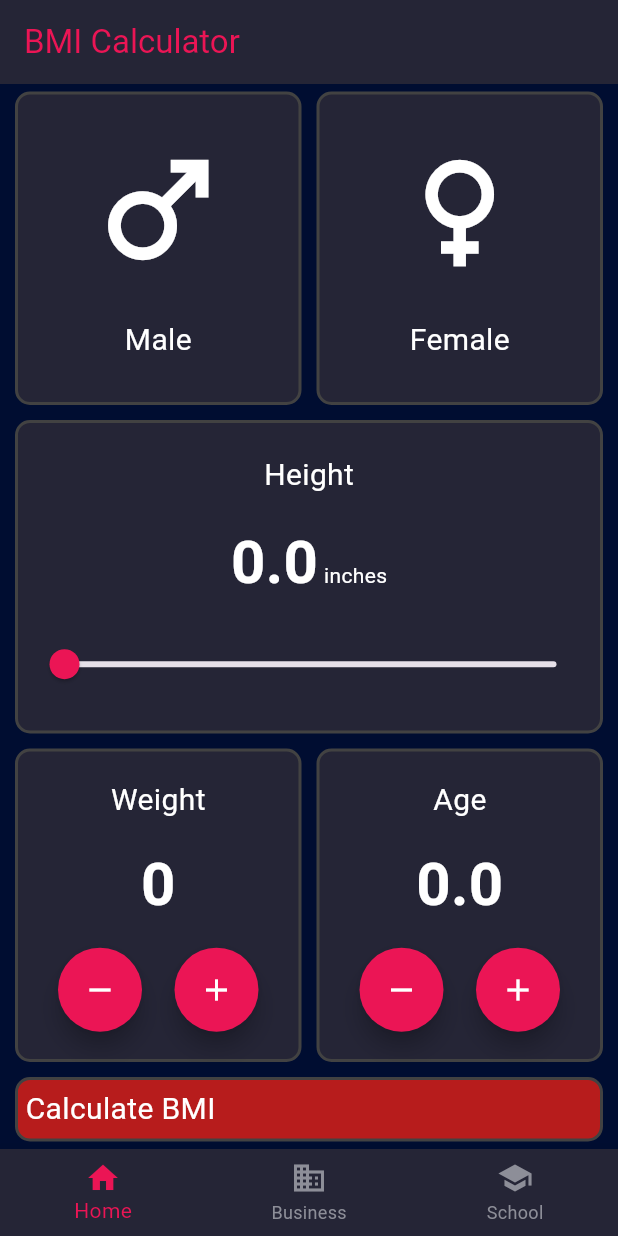
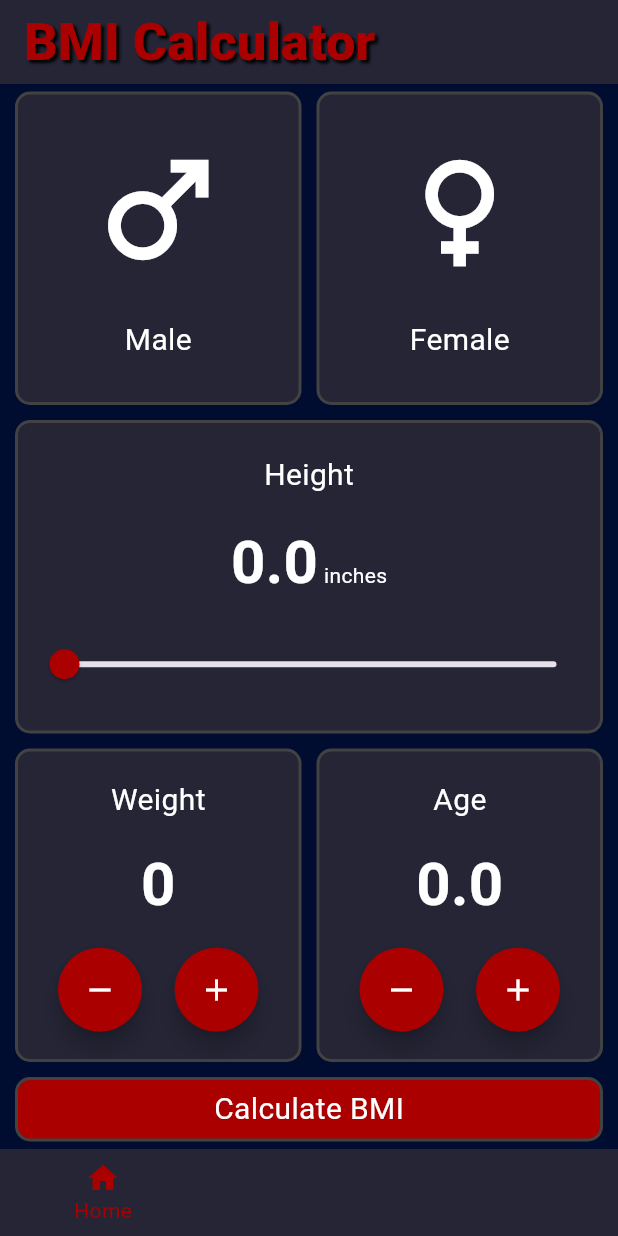
Before and after one commit to Anything-Internet/bmicalculator, a Flutter app: the screen it shows after launch, on a phone screen of 412 x 824 dp. Run offline on Flutter 3.47's test engine with Material 3 defaults, Android fonts, the phone set to English and light mode, and no system bars.

```diff
--- a/lib/theme.dart
+++ b/lib/theme.dart
@@ -1,6 +1,6 @@
 import 'package:flutter/material.dart';
 
-const Color myRed = Color(0xFFEB1555);
+const Color myRed = Color(0xFFAA0000);
 const Color myDarkBlue = Color(0xFF000D31);
 const Color myLightBlue = Color(0xFF252536);
 const Color myGrey = Color(0xFF8D8E98);
--- a/lib/views/input_page.dart
+++ b/lib/views/input_page.dart
@@ -237,18 +237,22 @@ class _InputPageState extends State<InputPage> {
         ),
       ),
       ReusableCard(
-        color: Colors.red.shade900,
+        color: myRed,
         position: "wide",
-        child: const Text(
+        child: const Center(
+          child: Text(
             "Calculate BMI",
             style: TextStyle(fontSize: 20, color: Colors.white),
           ),
+        ),
         callback: () {
+          if (bmiData.bmi > 0 && bmiData.bmi < double.infinity) {
             Navigator.pushNamed(
               context,
               '/results_page',
               arguments: bmiData,
             );
+          }
         },
       ),
     ]);
--- a/lib/widgets/app_bar.dart
+++ b/lib/widgets/app_bar.dart
@@ -2,6 +2,17 @@ import 'package:flutter/material.dart';
 
 appBar(title) {
   return AppBar(
-    title: Text(title, style: const TextStyle()),
+    title: Text(title, style: const TextStyle(
+      fontSize: 35,
+      fontWeight: FontWeight.w900,
+      shadows: [
+        Shadow(
+          offset: Offset(2, 2),
+          blurRadius: 2,
+        ),
+        // You can add as many Shadow as you want
+        Shadow(/*...*/),
+      ],
+    )),
   );
 }
--- a/lib/widgets/bottom_navbar.dart
+++ b/lib/widgets/bottom_navbar.dart
@@ -10,7 +10,7 @@ class BottomNavBar extends StatelessWidget {
       onTap: (int index) {
         print("BottomNavBar: $index");
         if (index == 0) {
-          Navigator.pushNamed(context, '/input_page');
+          Navigator.pushReplacementNamed(context, '/input_page');
         }
       },
       items: const <BottomNavigationBarItem>[
@@ -19,12 +19,14 @@ class BottomNavBar extends StatelessWidget {
           label: 'Home',
         ),
         BottomNavigationBarItem(
-          icon: Icon(Icons.business),
-          label: 'Business',
+          icon: Icon(Icons.business,
+          color: Colors.transparent,),
+          label: '',
         ),
         BottomNavigationBarItem(
-          icon: Icon(Icons.school),
-          label: 'School',
+          icon: Icon(Icons.school,
+          color: Colors.transparent,),
+          label: '',
         ),
       ],
     );
```
Lines whose indentation alone changed are shown as unchanged.
